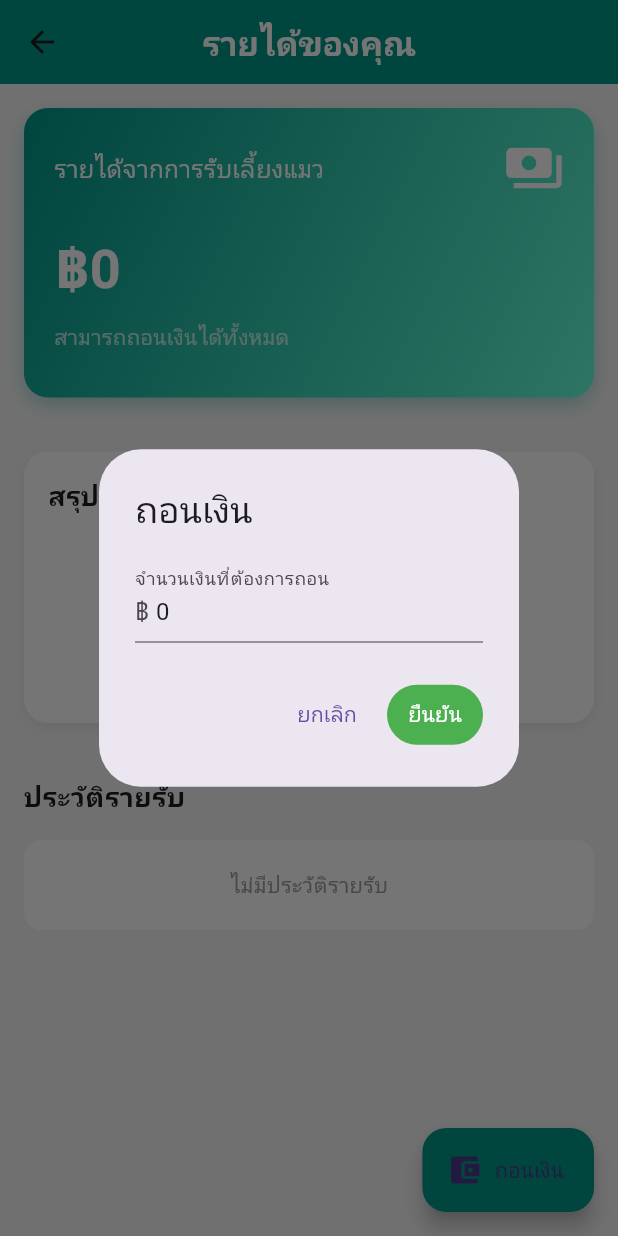
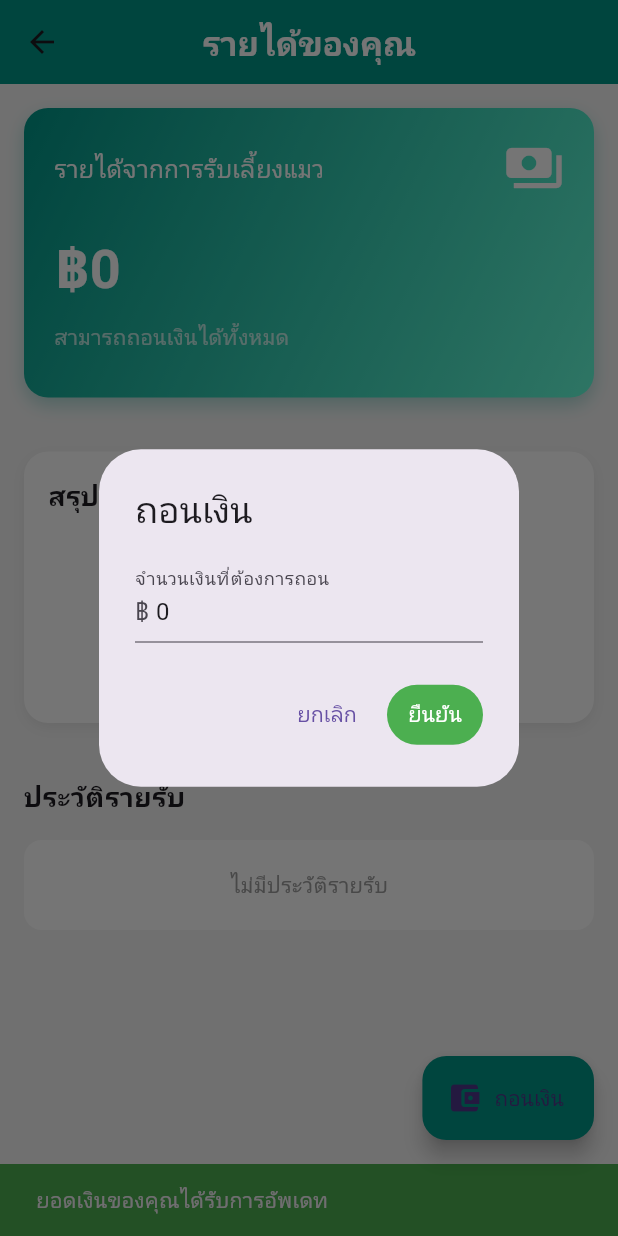
Before and after one commit to Itheans/HH, a Flutter app: the Payment2 screen opened directly, after a tap on "ถอนเงิน", on a phone screen of 412 x 824 dp. Run offline on Flutter 3.47's test engine with Material 3 defaults, Android fonts, the phone set to English and light mode, and no system bars; our stand-ins replace calendar_date_picker2, cloud_firestore, curved_navigation_bar, firebase_auth, firebase_core, firebase_storage and 12 more; missing offline and left inert: flutter_stripe; accounts and stored records are empty.

Commit message:
อัพเดทเงิน

```diff
--- a/lib/page2.dart/ActiveBookingsPage.dart
+++ b/lib/page2.dart/ActiveBookingsPage.dart
@@ -78,6 +78,7 @@ class _ActiveBookingsPageState extends State<ActiveBookingsPage> {
     }
   }
 
+  // ใน _completeBooking method ที่ประมาณบรรทัด 80
   Future<void> _completeBooking(String bookingId) async {
     try {
       // ดึงข้อมูลการจองเพื่อเอายอดเงิน
@@ -120,6 +121,7 @@ class _ActiveBookingsPageState extends State<ActiveBookingsPage> {
         transaction.update(_firestore.collection('bookings').doc(bookingId), {
           'status': 'completed',
           'completedAt': FieldValue.serverTimestamp(),
+          'paymentStatus': 'completed', // เพิ่มสถานะการชำระเงิน
         });
 
         // อัพเดตยอดเงินใน wallet
@@ -145,9 +147,6 @@ class _ActiveBookingsPageState extends State<ActiveBookingsPage> {
 
       // อัพเดต SharedPreferences
       await SharedPreferenceHelper().saveUserWallet(walletStr);
-
-      // รีโหลดข้อมูล
-      _loadActiveBookings();
 
       ScaffoldMessenger.of(context).showSnackBar(
         SnackBar(
--- a/lib/page2.dart/payment2.dart
+++ b/lib/page2.dart/payment2.dart
@@ -52,33 +52,24 @@ class _Payment2State extends State<Payment2> {
       wallet = await SharedPreferenceHelper().getUserWallet();
       id = await SharedPreferenceHelper().getUserId();
 
-      // ถ้าไม่มีข้อมูลใน SharedPreferences ให้ดึงจาก Firestore
-      if (wallet == null || wallet!.isEmpty) {
+      // ตรวจสอบค่า wallet ถ้าเป็นค่าลบให้เริ่มต้นใหม่เป็น 0
+      if (wallet == null ||
+          wallet!.isEmpty ||
+          double.tryParse(wallet!) == null ||
+          double.tryParse(wallet!)! < 0) {
+        wallet = "0";
+        await SharedPreferenceHelper().saveUserWallet(wallet!);
+
         if (_currentUser != null) {
-          DocumentSnapshot userDoc =
-              await _firestore.collection('users').doc(_currentUser!.uid).get();
-
-          if (wallet == null || wallet!.isEmpty) {
-            wallet = "0";
-            await SharedPreferenceHelper().saveUserWallet("0");
-          } else {
-            // ถ้ายังไม่มีข้อมูล ให้คำนวณรายได้ทั้งหมด
-            await _calculateTotalEarnings();
-            wallet = totalEarnings.toStringAsFixed(0);
-
-            // บันทึกค่าลง Firestore
           await _firestore
               .collection('users')
               .doc(_currentUser!.uid)
               .update({'wallet': wallet});
-
-            // บันทึกลง SharedPreferences
-            await SharedPreferenceHelper().saveUserWallet(wallet!);
-          }
-        } else {
-          wallet = "0";
         }
       }
+
+      // รีเซ็ตการคำนวณและดึงข้อมูลใหม่จากแหล่งที่เชื่อถือได้
+      await _resetAndRecalculateEarnings();
 
       // อัพเดต totalEarnings เพื่อแสดงในหน้าจอ
       totalEarnings = double.tryParse(wallet!) ?? 0;
@@ -86,6 +77,17 @@ class _Payment2State extends State<Payment2> {
       print("Error loading user data: $e");
       wallet = "0";
       totalEarnings = 0;
+
+      if (_currentUser != null) {
+        try {
+          await _firestore
+              .collection('users')
+              .doc(_currentUser!.uid)
+              .update({'wallet': wallet});
+        } catch (e) {
+          print("Error updating wallet: $e");
+        }
+      }
     } finally {
       setState(() => isLoading = false);
     }
@@ -110,6 +112,74 @@ class _Payment2State extends State<Payment2> {
       });
     } catch (e) {
       print("Error loading transactions: $e");
+    }
+  }
+
+  Future<void> _resetAndRecalculateEarnings() async {
+    try {
+      if (_currentUser == null) return;
+
+      // ดึงข้อมูลรายได้จากงานที่เสร็จแล้ว (completed)
+      double totalCompletedRevenue = 0;
+      final completedSnapshot = await _firestore
+          .collection('bookings')
+          .where('sitterId', isEqualTo: _currentUser!.uid)
+          .where('status', isEqualTo: 'completed')
+          .get();
+
+      for (var doc in completedSnapshot.docs) {
+        final data = doc.data();
+        if (data.containsKey('totalPrice')) {
+          totalCompletedRevenue += (data['totalPrice'] as num).toDouble();
+        }
+      }
+
+      // ดึงข้อมูลการถอนเงิน
+      double totalWithdrawn = 0;
+      final withdrawals = await _firestore
+          .collection('users')
+          .doc(_currentUser!.uid)
+          .collection('transactions')
+          .where('type', isEqualTo: 'withdraw')
+          .where('status', isEqualTo: 'completed')
+          .get();
+
+      for (var doc in withdrawals.docs) {
+        final data = doc.data();
+        if (data.containsKey('amount')) {
+          totalWithdrawn += (data['amount'] as num).toDouble();
+        }
+      }
+
+      // คำนวณยอดเงินคงเหลือที่ถูกต้อง (ไม่ติดลบ)
+      double calculatedBalance = totalCompletedRevenue - totalWithdrawn;
+      if (calculatedBalance < 0) calculatedBalance = 0;
+
+      // อัพเดทยอดเงินใน Firestore ใหม่
+      String newWalletValue = calculatedBalance.toStringAsFixed(0);
+      await _firestore
+          .collection('users')
+          .doc(_currentUser!.uid)
+          .update({'wallet': newWalletValue});
+
+      // อัพเดท SharedPreferences
+      await SharedPreferenceHelper().saveUserWallet(newWalletValue);
+
+      // อัพเดทค่าในหน่วยความจำ
+      wallet = newWalletValue;
+      totalEarnings = calculatedBalance;
+
+      // แจ้งผู้ใช้ถ้ามีการเปลี่ยนแปลงยอด
+      if (mounted) {
+        ScaffoldMessenger.of(context).showSnackBar(
+          SnackBar(
+            content: Text('ยอดเงินของคุณได้รับการอัพเดท'),
+            backgroundColor: Colors.green,
+          ),
+        );
+      }
+    } catch (e) {
+      print("Error recalculating earnings: $e");
     }
   }
 
@@ -541,9 +611,25 @@ class _Payment2State extends State<Payment2> {
     setState(() => isLoading = true);
 
     try {
+      // ดึงข้อมูลยอดเงินปัจจุบัน
+      DocumentSnapshot userDoc =
+          await _firestore.collection('users').doc(_currentUser!.uid).get();
+
+      if (!userDoc.exists) {
+        throw Exception('ไม่พบข้อมูลผู้ใช้');
+      }
+
+      Map<String, dynamic> userData = userDoc.data() as Map<String, dynamic>;
+      double currentBalance = double.tryParse(userData['wallet'] ?? "0") ?? 0;
+
+      // ตรวจสอบว่ามียอดเงินเพียงพอหรือไม่
+      if (currentBalance < amount) {
+        throw Exception('ยอดเงินไม่เพียงพอสำหรับการถอน');
+      }
+
       // คำนวณยอดเงินใหม่หลังจากถอน
-      double newEarnings = totalEarnings - amount;
-      wallet = newEarnings.toStringAsFixed(0);
+      double newBalance = currentBalance - amount;
+      wallet = newBalance.toStringAsFixed(0);
 
       // อัพเดต SharedPreferences
       await SharedPreferenceHelper().saveUserWallet(wallet!);
@@ -567,22 +653,14 @@ class _Payment2State extends State<Payment2> {
         'amount': amount,
         'type': 'withdraw',
         'timestamp': FieldValue.serverTimestamp(),
-        'status': 'processing',
-        'description': 'Withdraw to bank account',
-      });
-
-      // บันทึกคำขอถอนเงิน
-      await _firestore.collection('withdrawals').add({
-        'userId': _currentUser!.uid,
-        'amount': amount,
-        'status': 'pending',
-        'createdAt': FieldValue.serverTimestamp(),
+        'status': 'completed',
+        'description': 'ถอนเงินไปยังบัญชีธนาคาร',
       });
 
       // อัพเดตค่า totalEarnings ในหน้าจอ
       if (mounted) {
         setState(() {
-          totalEarnings = newEarnings;
+          totalEarnings = newBalance;
         });
       }
 
@@ -597,15 +675,15 @@ class _Payment2State extends State<Payment2> {
             backgroundColor: Colors.green,
           ),
         );
-
-        // บอกหน้าก่อนหน้าว่ามีการเปลี่ยนแปลง
-        Navigator.of(context).pop(true);
       }
     } catch (e) {
       print("Error processing withdrawal: $e");
       if (mounted) {
         ScaffoldMessenger.of(context).showSnackBar(
-          SnackBar(content: Text('เกิดข้อผิดพลาด: ${e.toString()}')),
+          SnackBar(
+            content: Text('เกิดข้อผิดพลาด: ${e.toString()}'),
+            backgroundColor: Colors.red,
+          ),
         );
       }
     } finally {
@@ -703,6 +781,7 @@ class _Payment2State extends State<Payment2> {
     );
   }
 
+  // เพิ่มใน Widget _buildEarningsCard()
   Widget _buildEarningsCard() {
     return Container(
       width: double.infinity,
@@ -736,10 +815,47 @@ class _Payment2State extends State<Payment2> {
                   fontSize: 16,
                 ),
               ),
+              Row(
+                children: [
+                  // เพิ่มปุ่มรีเซ็ต
+                  if (totalEarnings < 0) // แสดงเฉพาะเมื่อยอดติดลบ
+                    IconButton(
+                      icon: Icon(Icons.refresh, color: Colors.white),
+                      onPressed: () {
+                        // แสดงกล่องยืนยันก่อนรีเซ็ต
+                        showDialog(
+                          context: context,
+                          builder: (context) => AlertDialog(
+                            title: Text('รีเซ็ตการคำนวณ'),
+                            content: Text(
+                                'คุณต้องการรีเซ็ตการคำนวณรายได้ใช่หรือไม่?'),
+                            actions: [
+                              TextButton(
+                                onPressed: () => Navigator.of(context).pop(),
+                                child: Text('ยกเลิก'),
+                              ),
+                              ElevatedButton(
+                                onPressed: () {
+                                  Navigator.of(context).pop();
+                                  _resetAndRecalculateEarnings();
+                                },
+                                style: ElevatedButton.styleFrom(
+                                  backgroundColor: Colors.red,
+                                ),
+                                child: Text('รีเซ็ต'),
+                              ),
+                            ],
+                          ),
+                        );
+                      },
+                      tooltip: 'รีเซ็ตการคำนวณรายได้',
+                    ),
                   Icon(
                     Icons.payments,
                     color: Colors.white,
                     size: 40,
+                  ),
+                ],
               ),
             ],
           ),
--- a/lib/page2.dart/scheduleincomepage.dart
+++ b/lib/page2.dart/scheduleincomepage.dart
@@ -184,6 +184,7 @@ class _ScheduleIncomePageState extends State<ScheduleIncomePage>
     }
   }
 
+  // แก้ไขฟังก์ชัน _completeBooking (ประมาณบรรทัด 280)
   Future<void> _completeBooking(String bookingId) async {
     try {
       // ดึงข้อมูลการจองเพื่อเอายอดเงิน
@@ -226,6 +227,7 @@ class _ScheduleIncomePageState extends State<ScheduleIncomePage>
         transaction.update(_firestore.collection('bookings').doc(bookingId), {
           'status': 'completed',
           'completedAt': FieldValue.serverTimestamp(),
+          'paymentStatus': 'completed', // เพิ่มสถานะการชำระเงิน
         });
 
         // อัพเดตยอดเงินใน wallet
```
Also changed, not shown: lib/page2.dart/BookingAcceptancePage.dart (+5 -8 lines). Lines whose indentation alone changed are shown as unchanged.
